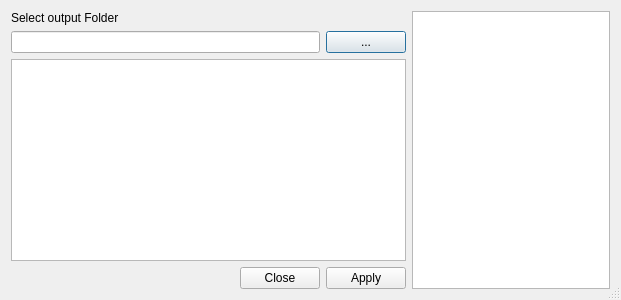
Old version of the form CartoCSSExport/cartoCSS_export_dialog_base.ui in the repository gbd-consult/CartoCSS-Export.
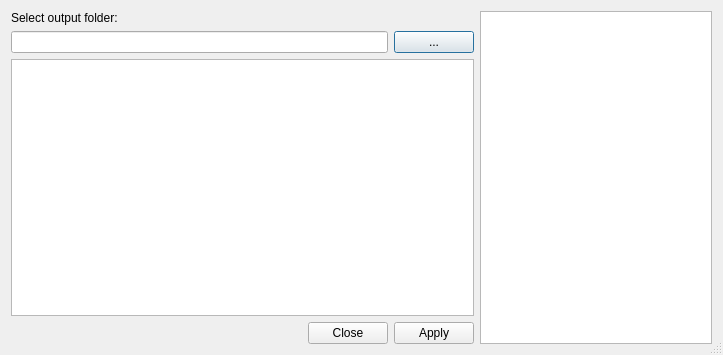
New version of the form.

Diff of the .ui file:
```diff
--- a/CartoCSSExport/cartoCSS_export_dialog_base.ui
+++ b/CartoCSSExport/cartoCSS_export_dialog_base.ui
@@ -6,8 +6,8 @@
    <rect>
     <x>0</x>
     <y>0</y>
-    <width>621</width>
-    <height>300</height>
+    <width>723</width>
+    <height>355</height>
    </rect>
   </property>
   <property name="windowTitle">
@@ -24,7 +24,7 @@
        <item>
         <widget class="QLabel" name="label">
          <property name="text">
-          <string>Select output Folder</string>
+          <string>Select output folder:</string>
          </property>
         </widget>
        </item>
@@ -63,6 +63,13 @@
        <property name="readOnly">
         <bool>true</bool>
        </property>
+       <property name="html">
+        <string>&lt;!DOCTYPE HTML PUBLIC &quot;-//W3C//DTD HTML 4.0//EN&quot; &quot;http://www.w3.org/TR/REC-html40/strict.dtd&quot;&gt;
+&lt;html&gt;&lt;head&gt;&lt;meta name=&quot;qrichtext&quot; content=&quot;1&quot; /&gt;&lt;style type=&quot;text/css&quot;&gt;
+p, li { white-space: pre-wrap; }
+&lt;/style&gt;&lt;/head&gt;&lt;body style=&quot; font-family:'Noto Sans'; font-size:10pt; font-weight:400; font-style:normal;&quot;&gt;
+&lt;p style=&quot;-qt-paragraph-type:empty; margin-top:0px; margin-bottom:0px; margin-left:0px; margin-right:0px; -qt-block-indent:0; text-indent:0px;&quot;&gt;&lt;br /&gt;&lt;/p&gt;&lt;/body&gt;&lt;/html&gt;</string>
+       </property>
       </widget>
      </item>
     </layout>
```
